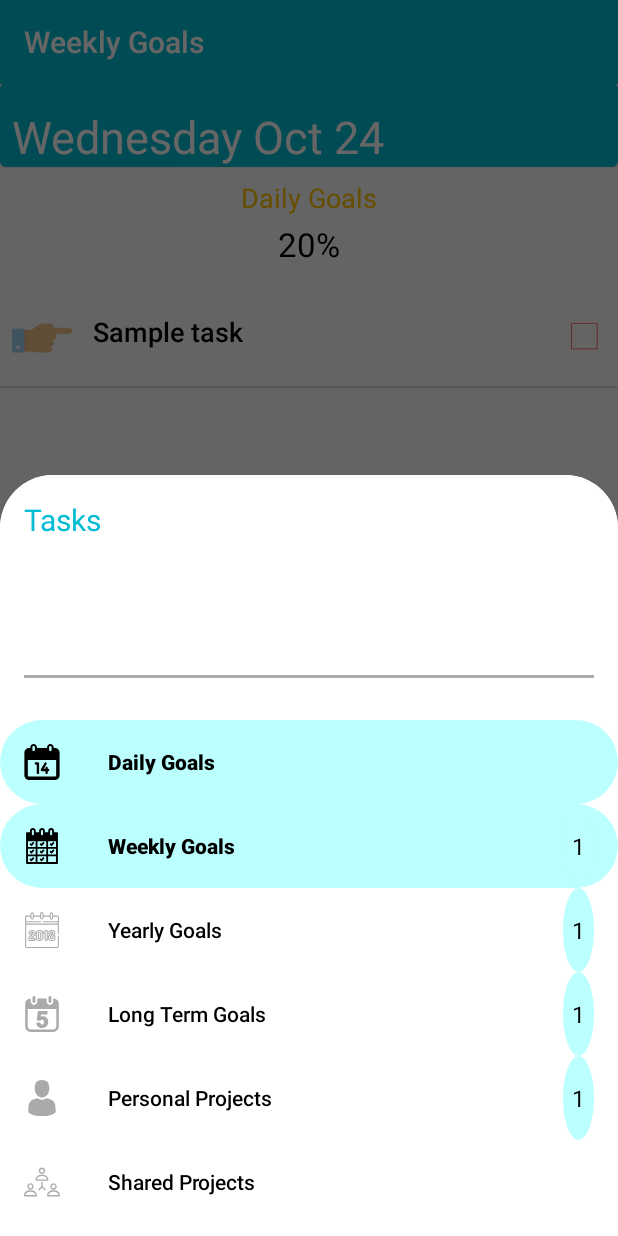
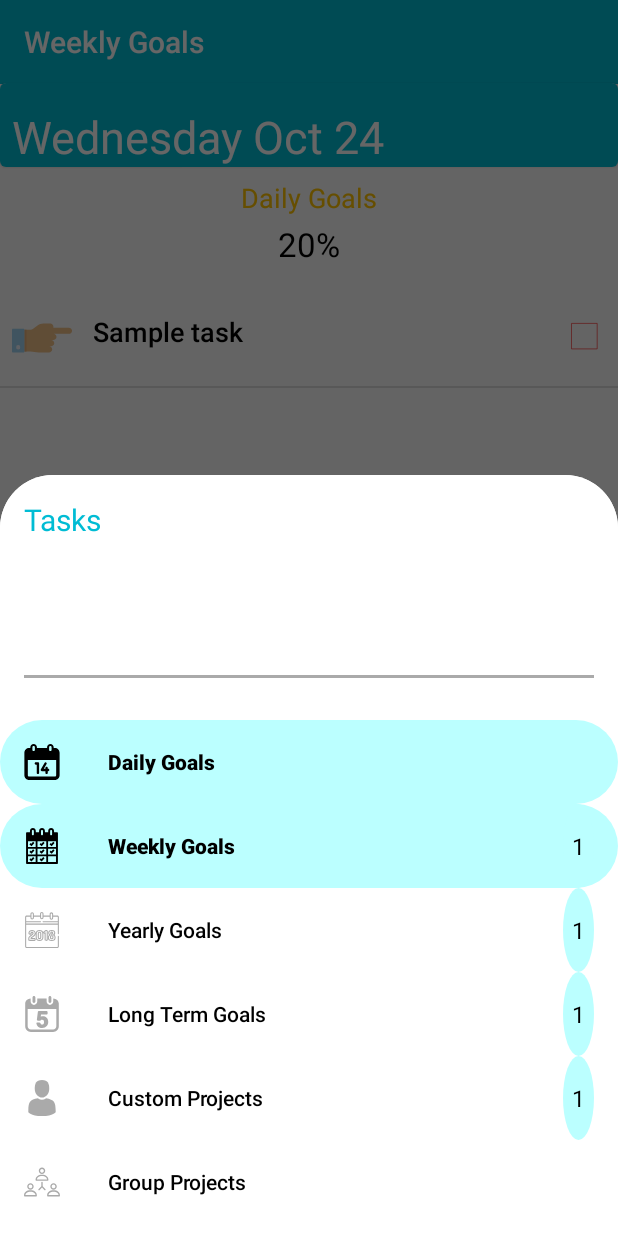
Before and after one commit to Tapszvidzwa/ProgressTracker, an Android app: the fragment BottomNavigationDrawerFragment placed in its activity, after a tap on "Weekly Goals", on a phone screen of 412 x 824 dp. Run offline under Robolectric (Android 15) with nearby library versions, the phone set to English and light mode, and no system bars; our stand-ins replace Firebase (no records; nobody signed in at launch, a user with empty details on screens opened directly); libraries missing offline, so code that uses them is left out: cn.pedant, es.dmoral.toasty; 1 other tap on this screen came first.

Commit message:
Changed names from personal -> custom, shared -> group, projects

```diff
--- a/app/src/main/res/menu/drawer_view.xml
+++ b/app/src/main/res/menu/drawer_view.xml
@@ -35,14 +35,14 @@
             app:actionLayout="@layout/counter"
             android:icon="@drawable/ic_single_person"
             app:showAsAction="always"
-            android:title="Personal Projects" />
+            android:title="Custom Projects" />
 
         <item
             android:id="@+id/shared_projects"
             app:actionLayout="@layout/counter"
             android:icon="@drawable/ic_network"
             app:showAsAction="always"
-            android:title="Shared Projects" />
+            android:title="Group Projects" />
     </group>
 
 </menu>
```
